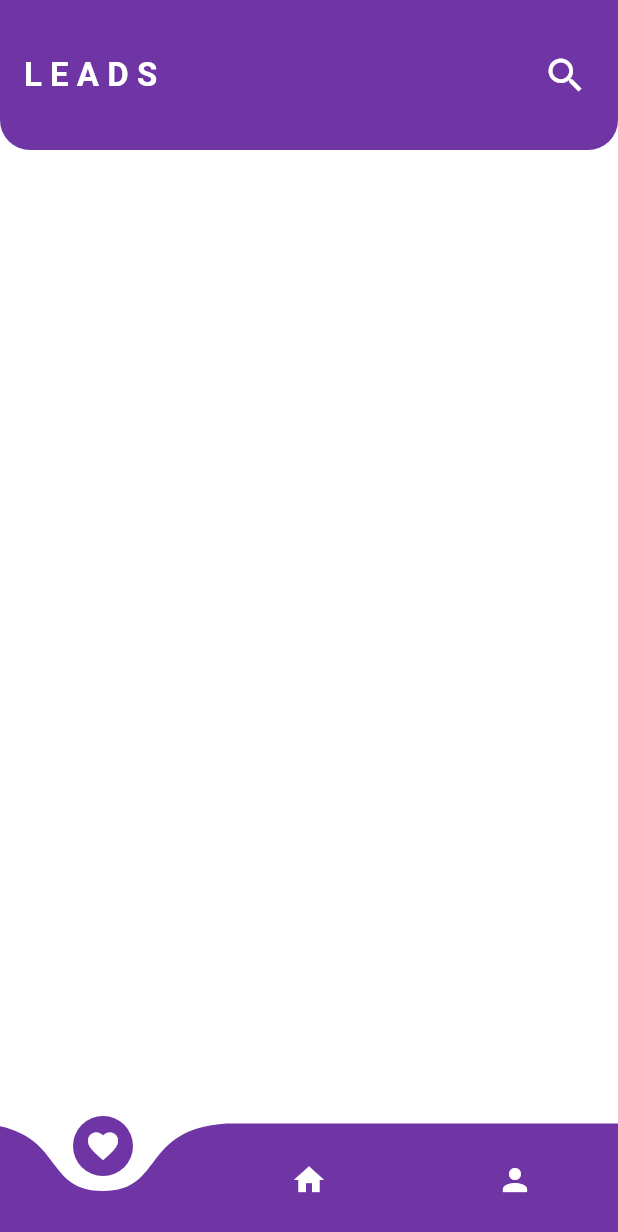
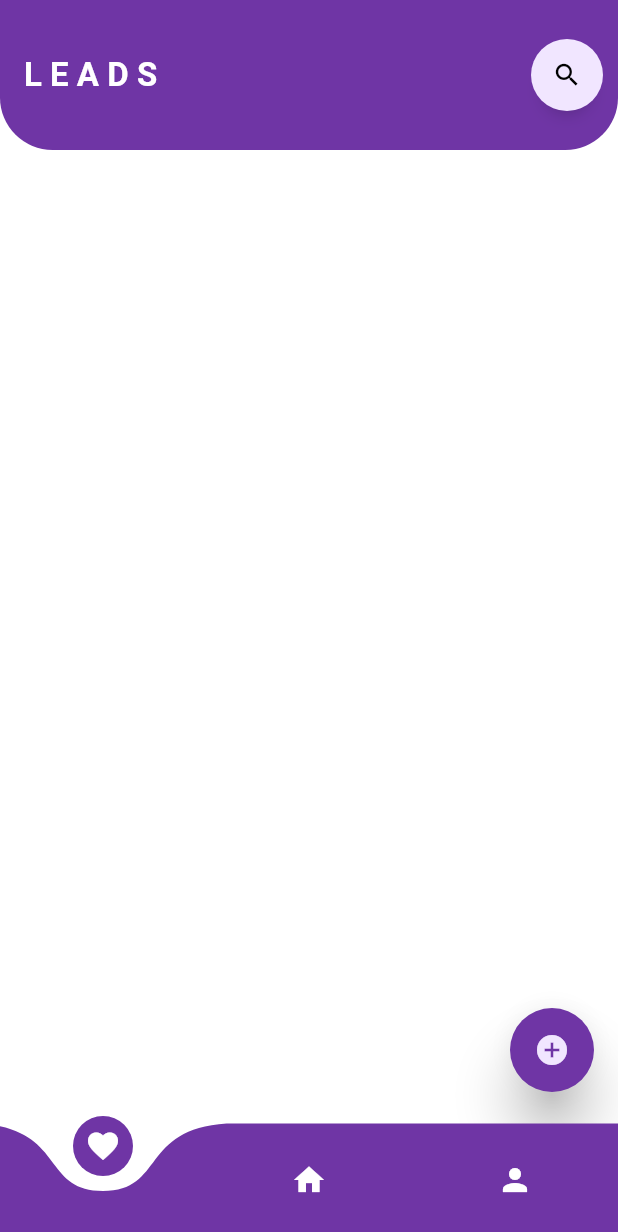
Before and after one commit to Suyash3109/Lead_APP, a Flutter app: the screen it shows once a user with an empty profile is signed in, on a phone screen of 412 x 824 dp. Shown: the top 1232 px of the screen. Run offline on Flutter 3.47's test engine with Material 2 defaults, Android fonts, the phone set to English and light mode, and no system bars; drawn by our look-alikes of anim_search_bar, curved_navigation_bar; our stand-ins replace firebase_auth, firebase_core, flutter_svg, fluttertoast, get, google_fonts and 1 more; missing offline and left inert: flutter_email_sender, flutter_sms; accounts and stored records are empty; network calls fail.

Commit message:
search barr

```diff
--- a/lib/HomeScreen/Leads.dart
+++ b/lib/HomeScreen/Leads.dart
@@ -1,10 +1,12 @@
 // ignore_for_file: prefer_const_constructors
 
+import 'package:anim_search_bar/anim_search_bar.dart';
 import 'package:e_commerce/HomeScreen/Details.dart';
 import 'package:e_commerce/MVC/Controller/controller.dart';
 import 'package:e_commerce/constants.dart';
 import 'package:flutter/material.dart';
 import 'package:get/get.dart';
+import 'package:google_fonts/google_fonts.dart';
 
 class Leads extends StatefulWidget {
   const Leads({super.key});
@@ -18,6 +20,8 @@ class _LeadsState extends State<Leads> {
 
   @override
   Widget build(BuildContext context) {
+    final TextEditingController textController = TextEditingController();
+
     return Scaffold(
       // appBar: AppBar(),
       body: NestedScrollView(
@@ -29,20 +33,27 @@ class _LeadsState extends State<Leads> {
             // pinned: true,
             // floating: true,
             shape: RoundedRectangleBorder(
-              borderRadius: BorderRadius.vertical(bottom: Radius.circular(20))),
+                borderRadius:
+                    BorderRadius.vertical(bottom: Radius.circular(35))),
             toolbarHeight: 100,
             // flexibleSpace: Text("wrsgfs"),
             scrolledUnderElevation: 10.0,
             elevation: 10,
             actions: [
-            IconButton(
-                padding: EdgeInsets.only(right: 20),
-                onPressed: () {},
-                icon: Icon(
-                  Icons.search,
-                  color: Colors.white,
-                  size: 30,
-                ))
+              AnimSearchBar(
+                  closeSearchOnSuffixTap: true,
+                  color: kSecondaryColor,
+                  helpText: "search here",
+                  width: 400,
+                  textController: textController,
+                  onSuffixTap: () {
+                    setState(() {
+                      textController.clear();
+                    });
+                  }),
+              SizedBox(
+                width: 10,
+              )
             ],
 
             backgroundColor: kPrimaryColor,
@@ -63,6 +74,7 @@ class _LeadsState extends State<Leads> {
             ),
           ),
         ],
+
         body: Obx(
           () => Visibility(
               visible: !_controller.isLoaded.value,
@@ -94,7 +106,9 @@ class _LeadsState extends State<Leads> {
                                 title: Text(
                                   _controller.customerModel[index].name
                                       .toString(),
-                                style: TextStyle(fontWeight: FontWeight.bold),
+                                  style: GoogleFonts.playfairDisplay(
+                                      fontWeight: FontWeight.bold,
+                                      fontSize: 25),
                                 ),
                                 subtitle: Text(
                                   _controller.customerModel[index].email
@@ -109,6 +123,24 @@ class _LeadsState extends State<Leads> {
                     }),
               )),
         ),
-    ));
+      ),
+      floatingActionButtonLocation: FloatingActionButtonLocation.endFloat,
+      floatingActionButton: Padding(
+        padding: EdgeInsets.only(bottom: 80),
+        child: FloatingActionButton(
+          splashColor: Colors.orange,
+          highlightElevation: 20,
+          shape:
+              RoundedRectangleBorder(borderRadius: BorderRadius.circular(50)),
+          onPressed: () {},
+          backgroundColor: kPrimaryColor,
+          elevation: 15,
+          child: Icon(
+            Icons.add_circle_sharp,
+            color: kSecondaryColor,
+          ),
+        ),
+      ),
+    );
   }
 }
--- a/pubspec.yaml
+++ b/pubspec.yaml
@@ -49,6 +49,9 @@ dependencies:
   flutter_sms: ^2.3.3
   flutter_email_sender: ^5.1.0
   appbar_animated: ^0.0.3
+  anim_search_app_bar: ^1.0.3
+  anim_search_bar: ^2.0.2
+  google_fonts: ^3.0.1
 
 dev_dependencies:
   flutter_test:
```
Also changed, not shown: lib/HomeScreen/Account.dart (+22 -0 lines), assets/AbyssinicaSIL-Regular.ttf (added), pubspec.lock, 1 other file. Lines whose indentation alone changed are shown as unchanged.
